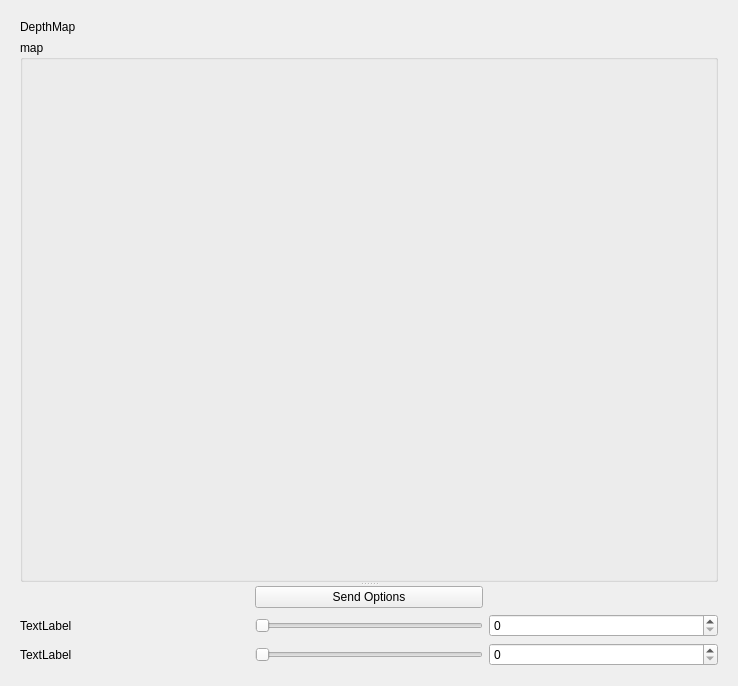
Before: the Qt Designer form pluginCalibrationAndDepth/windowdepthmap2.ui in oAlexandro/cvStereoPair, drawn with Qt 5.
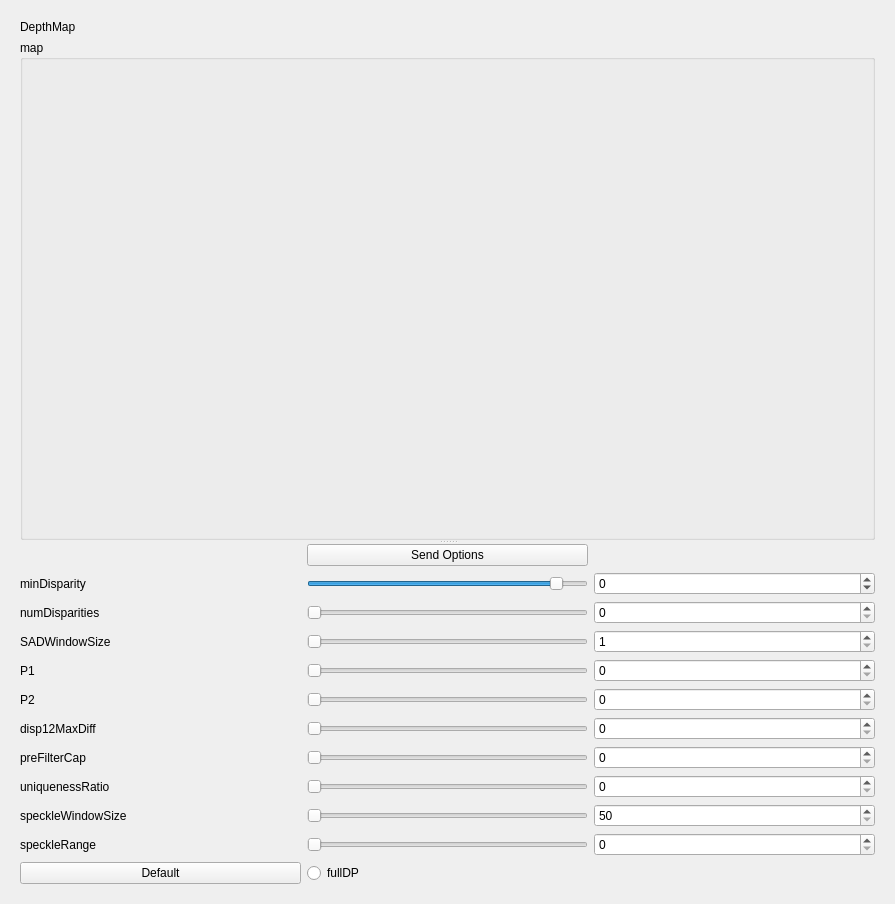
After: the same form once the commit is applied.

Patch:
```diff
--- a/pluginCalibrationAndDepth/windowdepthmap2.ui
+++ b/pluginCalibrationAndDepth/windowdepthmap2.ui
@@ -6,8 +6,8 @@
    <rect>
     <x>0</x>
     <y>0</y>
-    <width>736</width>
-    <height>686</height>
+    <width>895</width>
+    <height>892</height>
    </rect>
   </property>
   <property name="windowTitle">
@@ -71,6 +71,33 @@
          <layout class="QHBoxLayout" name="rightBottomPart">
           <item>
            <layout class="QGridLayout" name="gridLayout">
+            <item row="7" column="1">
+             <widget class="QSlider" name="horizontalSlider_7">
+              <property name="maximum">
+               <number>1000</number>
+              </property>
+              <property name="orientation">
+               <enum>Qt::Horizontal</enum>
+              </property>
+             </widget>
+            </item>
+            <item row="1" column="2">
+             <widget class="QSpinBox" name="spinBox">
+              <property name="minimum">
+               <number>-100</number>
+              </property>
+              <property name="maximum">
+               <number>10</number>
+              </property>
+             </widget>
+            </item>
+            <item row="9" column="0">
+             <widget class="QLabel" name="label_9">
+              <property name="text">
+               <string>speckleWindowSize</string>
+              </property>
+             </widget>
+            </item>
             <item row="2" column="1">
              <widget class="QSlider" name="horizontalSlider_2">
               <property name="maximum">
@@ -81,6 +108,158 @@
               </property>
              </widget>
             </item>
+            <item row="10" column="1">
+             <widget class="QSlider" name="horizontalSlider_10">
+              <property name="maximum">
+               <number>1000</number>
+              </property>
+              <property name="orientation">
+               <enum>Qt::Horizontal</enum>
+              </property>
+             </widget>
+            </item>
+            <item row="7" column="2">
+             <widget class="QSpinBox" name="spinBox_7">
+              <property name="maximum">
+               <number>1000</number>
+              </property>
+             </widget>
+            </item>
+            <item row="0" column="0">
+             <spacer name="horizontalSpacer">
+              <property name="orientation">
+               <enum>Qt::Horizontal</enum>
+              </property>
+              <property name="sizeHint" stdset="0">
+               <size>
+                <width>40</width>
+                <height>20</height>
+               </size>
+              </property>
+             </spacer>
+            </item>
+            <item row="8" column="2">
+             <widget class="QSpinBox" name="spinBox_8">
+              <property name="maximum">
+               <number>15</number>
+              </property>
+             </widget>
+            </item>
+            <item row="2" column="0">
+             <widget class="QLabel" name="label">
+              <property name="text">
+               <string>numDisparities</string>
+              </property>
+             </widget>
+            </item>
+            <item row="11" column="1">
+             <widget class="QRadioButton" name="radioButton">
+              <property name="text">
+               <string>fullDP</string>
+              </property>
+             </widget>
+            </item>
+            <item row="4" column="1">
+             <widget class="QSlider" name="horizontalSlider_4">
+              <property name="maximum">
+               <number>1000</number>
+              </property>
+              <property name="orientation">
+               <enum>Qt::Horizontal</enum>
+              </property>
+             </widget>
+            </item>
+            <item row="10" column="0">
+             <widget class="QLabel" name="label_10">
+              <property name="text">
+               <string>speckleRange</string>
+              </property>
+             </widget>
+            </item>
+            <item row="9" column="2">
+             <widget class="QSpinBox" name="spinBox_9">
+              <property name="minimum">
+               <number>50</number>
+              </property>
+              <property name="maximum">
+               <number>200</number>
+              </property>
+             </widget>
+            </item>
+            <item row="9" column="1">
+             <widget class="QSlider" name="horizontalSlider_9">
+              <property name="minimum">
+               <number>50</number>
+              </property>
+              <property name="maximum">
+               <number>200</number>
+              </property>
+              <property name="orientation">
+               <enum>Qt::Horizontal</enum>
+              </property>
+             </widget>
+            </item>
+            <item row="6" column="0">
+             <widget class="QLabel" name="label_6">
+              <property name="text">
+               <string>disp12MaxDiff</string>
+              </property>
+             </widget>
+            </item>
+            <item row="2" column="2">
+             <widget class="QSpinBox" name="spinBox_2">
+              <property name="maximum">
+               <number>1000</number>
+              </property>
+             </widget>
+            </item>
+            <item row="6" column="2">
+             <widget class="QSpinBox" name="spinBox_6">
+              <property name="maximum">
+               <number>1000</number>
+              </property>
+             </widget>
+            </item>
+            <item row="5" column="0">
+             <widget class="QLabel" name="label_5">
+              <property name="text">
+               <string>P2</string>
+              </property>
+             </widget>
+            </item>
+            <item row="4" column="2">
+             <widget class="QSpinBox" name="spinBox_4">
+              <property name="maximum">
+               <number>1000</number>
+              </property>
+             </widget>
+            </item>
+            <item row="3" column="1">
+             <widget class="QSlider" name="horizontalSlider_3">
+              <property name="minimum">
+               <number>1</number>
+              </property>
+              <property name="maximum">
+               <number>5</number>
+              </property>
+              <property name="orientation">
+               <enum>Qt::Horizontal</enum>
+              </property>
+             </widget>
+            </item>
+            <item row="1" column="1">
+             <widget class="QSlider" name="horizontalSlider">
+              <property name="minimum">
+               <number>-100</number>
+              </property>
+              <property name="maximum">
+               <number>10</number>
+              </property>
+              <property name="orientation">
+               <enum>Qt::Horizontal</enum>
+              </property>
+             </widget>
+            </item>
             <item row="0" column="2">
              <spacer name="horizontalSpacer_2">
               <property name="orientation">
@@ -94,43 +273,61 @@
               </property>
              </spacer>
             </item>
+            <item row="7" column="0">
+             <widget class="QLabel" name="label_7">
+              <property name="text">
+               <string>preFilterCap</string>
+              </property>
+             </widget>
+            </item>
+            <item row="8" column="0">
+             <widget class="QLabel" name="label_8">
+              <property name="text">
+               <string>uniquenessRatio</string>
+              </property>
+             </widget>
+            </item>
+            <item row="3" column="0">
+             <widget class="QLabel" name="label_3">
+              <property name="text">
+               <string>SADWindowSize</string>
+              </property>
+             </widget>
+            </item>
+            <item row="6" column="1">
+             <widget class="QSlider" name="horizontalSlider_6">
+              <property name="maximum">
+               <number>1000</number>
+              </property>
+              <property name="orientation">
+               <enum>Qt::Horizontal</enum>
+              </property>
+             </widget>
+            </item>
             <item row="1" column="0">
              <widget class="QLabel" name="label_2">
               <property name="text">
-               <string>TextLabel</string>
+               <string>minDisparity</string>
               </property>
              </widget>
             </item>
-            <item row="1" column="1">
-             <widget class="QSlider" name="horizontalSlider">
+            <item row="3" column="2">
+             <widget class="QSpinBox" name="spinBox_3">
+              <property name="minimum">
+               <number>1</number>
+              </property>
               <property name="maximum">
-               <number>1000</number>
+               <number>5</number>
               </property>
-              <property name="orientation">
-               <enum>Qt::Horizontal</enum>
-              </property>
              </widget>
             </item>
-            <item row="1" column="2">
-             <widget class="QSpinBox" name="spinBox">
+            <item row="5" column="2">
+             <widget class="QSpinBox" name="spinBox_5">
               <property name="maximum">
-               <number>1000</number>
+               <number>2500</number>
               </property>
              </widget>
             </item>
-            <item row="0" column="0">
-             <spacer name="horizontalSpacer">
-              <property name="orientation">
-               <enum>Qt::Horizontal</enum>
-              </property>
-              <property name="sizeHint" stdset="0">
-               <size>
-                <width>40</width>
-                <height>20</height>
-               </size>
-              </property>
-             </spacer>
-            </item>
             <item row="0" column="1">
              <widget class="QPushButton" name="b_setImage">
               <property name="text">
@@ -138,20 +335,47 @@
               </property>
              </widget>
             </item>
-            <item row="2" column="0">
-             <widget class="QLabel" name="label">
+            <item row="4" column="0">
+             <widget class="QLabel" name="label_4">
               <property name="text">
-               <string>TextLabel</string>
+               <string>P1</string>
               </property>
              </widget>
             </item>
-            <item row="2" column="2">
-             <widget class="QSpinBox" name="spinBox_2">
+            <item row="10" column="2">
+             <widget class="QSpinBox" name="spinBox_10">
               <property name="maximum">
                <number>1000</number>
               </property>
              </widget>
             </item>
+            <item row="8" column="1">
+             <widget class="QSlider" name="horizontalSlider_8">
+              <property name="maximum">
+               <number>15</number>
+              </property>
+              <property name="orientation">
+               <enum>Qt::Horizontal</enum>
+              </property>
+             </widget>
+            </item>
+            <item row="5" column="1">
+             <widget class="QSlider" name="horizontalSlider_5">
+              <property name="maximum">
+               <number>2500</number>
+              </property>
+              <property name="orientation">
+               <enum>Qt::Horizontal</enum>
+              </property>
+             </widget>
+            </item>
+            <item row="11" column="0">
+             <widget class="QPushButton" name="pushButton">
+              <property name="text">
+               <string>Default</string>
+              </property>
+             </widget>
+            </item>
            </layout>
           </item>
          </layout>
```
